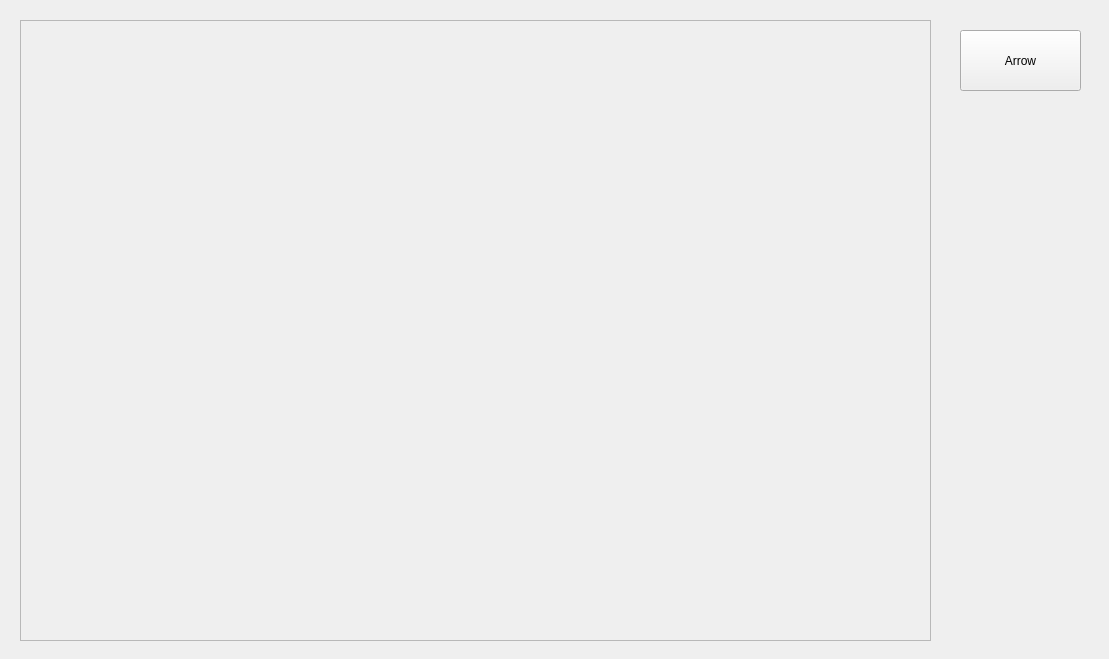
The window that Annotation.ui (kok-s0s/annotation) describes before a commit, drawn with Qt 5.
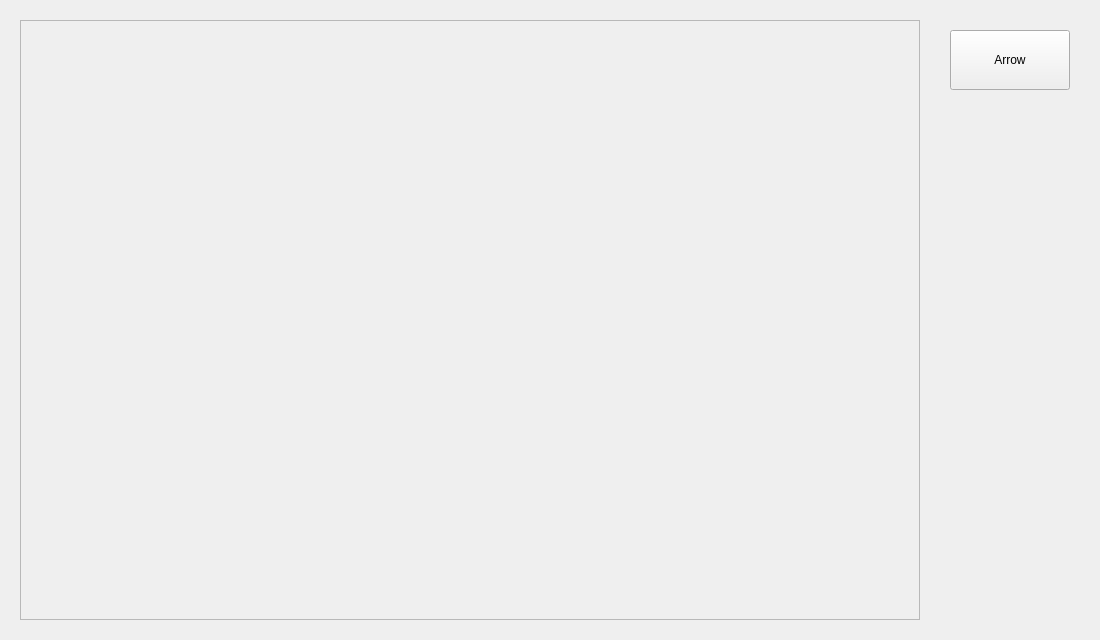
The same window after the commit.

Commit message: feat: bind frameAnnotation

```diff
--- a/Annotation.ui
+++ b/Annotation.ui
@@ -6,10 +6,22 @@
    <rect>
     <x>0</x>
     <y>0</y>
-    <width>1109</width>
-    <height>659</height>
+    <width>1100</width>
+    <height>640</height>
    </rect>
   </property>
+  <property name="minimumSize">
+   <size>
+    <width>1100</width>
+    <height>640</height>
+   </size>
+  </property>
+  <property name="maximumSize">
+   <size>
+    <width>1100</width>
+    <height>640</height>
+   </size>
+  </property>
   <property name="font">
    <font>
     <pointsize>9</pointsize>
@@ -27,8 +39,8 @@
      <rect>
       <x>20</x>
       <y>20</y>
-      <width>911</width>
-      <height>621</height>
+      <width>900</width>
+      <height>600</height>
      </rect>
     </property>
     <property name="frameShape">
@@ -41,10 +53,10 @@
    <widget class="QPushButton" name="btnArrow">
     <property name="geometry">
      <rect>
-      <x>960</x>
+      <x>950</x>
       <y>30</y>
-      <width>121</width>
-      <height>61</height>
+      <width>120</width>
+      <height>60</height>
      </rect>
     </property>
     <property name="text">
```
The commit also changes 4 other files.
